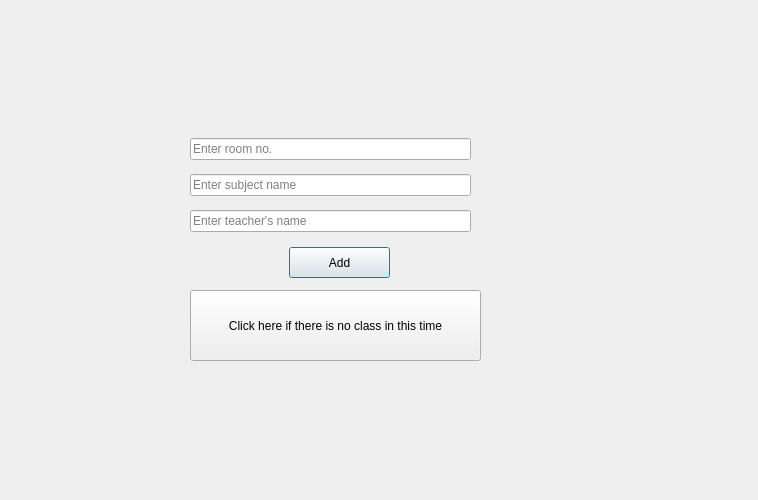
Qt form addvaluestoroutine.ui (prazzx/Kakshya) before a commit.
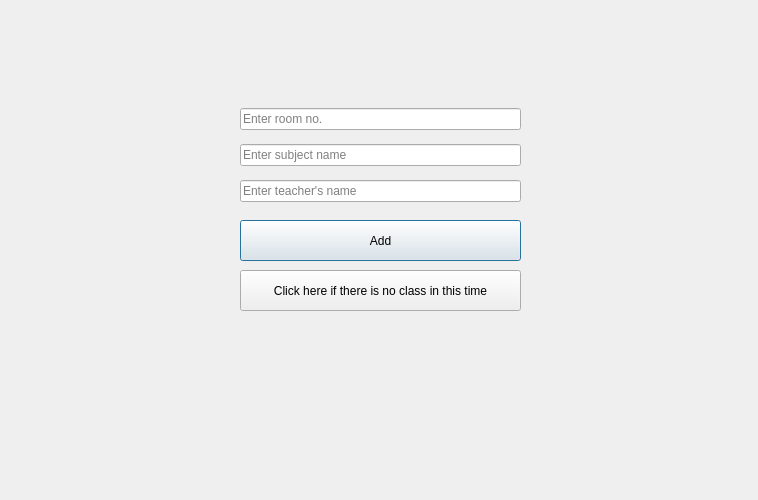
The same form after that commit.

What changed in the file:
```diff
--- a/addvaluestoroutine.ui
+++ b/addvaluestoroutine.ui
@@ -16,10 +16,10 @@
   <widget class="QPushButton" name="pushButtonAdd">
    <property name="geometry">
     <rect>
-     <x>289</x>
-     <y>247</y>
-     <width>101</width>
-     <height>31</height>
+     <x>240</x>
+     <y>220</y>
+     <width>281</width>
+     <height>41</height>
     </rect>
    </property>
    <property name="text">
@@ -29,10 +29,10 @@
   <widget class="QPushButton" name="pushButtonNo">
    <property name="geometry">
     <rect>
-     <x>190</x>
-     <y>290</y>
-     <width>291</width>
-     <height>71</height>
+     <x>240</x>
+     <y>270</y>
+     <width>281</width>
+     <height>41</height>
     </rect>
    </property>
    <property name="text">
@@ -42,8 +42,8 @@
   <widget class="QWidget" name="layoutWidget">
    <property name="geometry">
     <rect>
-     <x>190</x>
-     <y>130</y>
+     <x>240</x>
+     <y>100</y>
      <width>281</width>
      <height>111</height>
     </rect>
```
Left out of the diff: 2 changed lines with no effect on the pictures.
